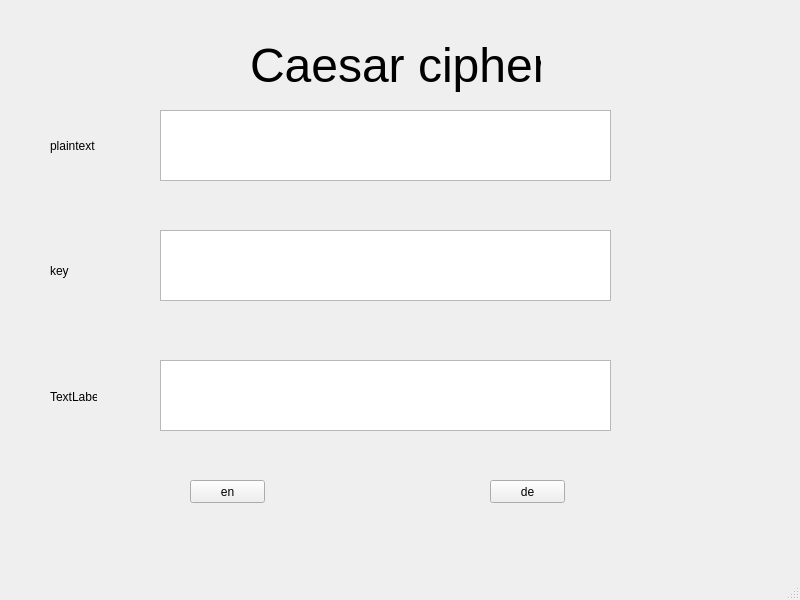
The window that Lab-03/ui/caesar.ui (snypier/bmttnc-hutech-2380609760) describes before a commit, drawn with Qt 5.
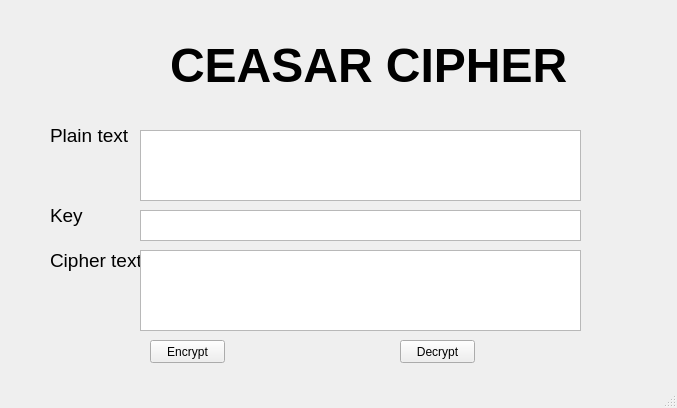
The same window after the commit.

Diff of the .ui file:
```diff
--- a/Lab-03/ui/caesar.ui
+++ b/Lab-03/ui/caesar.ui
@@ -6,8 +6,8 @@
    <rect>
     <x>0</x>
     <y>0</y>
-    <width>800</width>
-    <height>600</height>
+    <width>677</width>
+    <height>408</height>
    </rect>
   </property>
   <property name="windowTitle">
@@ -17,66 +17,95 @@
    <widget class="QLabel" name="label">
     <property name="geometry">
      <rect>
-      <x>250</x>
+      <x>170</x>
       <y>10</y>
-      <width>291</width>
+      <width>411</width>
       <height>111</height>
      </rect>
     </property>
     <property name="font">
      <font>
       <pointsize>36</pointsize>
+      <weight>75</weight>
+      <bold>true</bold>
      </font>
     </property>
     <property name="text">
-     <string>Caesar cipher</string>
+     <string>CEASAR CIPHER</string>
+    </property>
+    <property name="textFormat">
+     <enum>Qt::AutoText</enum>
     </property>
    </widget>
    <widget class="QLabel" name="label_2">
     <property name="geometry">
      <rect>
       <x>50</x>
-      <y>130</y>
-      <width>111</width>
+      <y>120</y>
+      <width>91</width>
       <height>31</height>
      </rect>
     </property>
+    <property name="font">
+     <font>
+      <pointsize>14</pointsize>
+     </font>
+    </property>
+    <property name="focusPolicy">
+     <enum>Qt::NoFocus</enum>
+    </property>
+    <property name="layoutDirection">
+     <enum>Qt::LeftToRight</enum>
+    </property>
     <property name="text">
-     <string>plaintext</string>
+     <string>Plain text</string>
     </property>
    </widget>
    <widget class="QLabel" name="label_3">
     <property name="geometry">
      <rect>
       <x>50</x>
-      <y>250</y>
-      <width>131</width>
-      <height>41</height>
+      <y>200</y>
+      <width>91</width>
+      <height>31</height>
      </rect>
     </property>
+    <property name="font">
+     <font>
+      <pointsize>14</pointsize>
+     </font>
+    </property>
+    <property name="layoutDirection">
+     <enum>Qt::LeftToRight</enum>
+    </property>
     <property name="text">
-     <string>key</string>
+     <string>Key</string>
     </property>
    </widget>
    <widget class="QLabel" name="label_4">
     <property name="geometry">
      <rect>
       <x>50</x>
-      <y>390</y>
-      <width>47</width>
-      <height>13</height>
+      <y>240</y>
+      <width>91</width>
+      <height>41</height>
      </rect>
     </property>
+    <property name="font">
+     <font>
+      <pointsize>14</pointsize>
+     </font>
+    </property>
     <property name="text">
-     <string>TextLabel</string>
+     <string>Cipher text</string>
     </property>
    </widget>
    <widget class="QTextEdit" name="textEdit">
     <property name="geometry">
      <rect>
-      <x>160</x>
-      <y>110</y>
-      <width>451</width>
+      <x>140</x>
+      <y>130</y>
+      <width>441</width>
       <height>71</height>
      </rect>
     </property>
@@ -84,47 +113,47 @@
    <widget class="QTextEdit" name="textEdit_2">
     <property name="geometry">
      <rect>
-      <x>160</x>
-      <y>230</y>
-      <width>451</width>
-      <height>71</height>
+      <x>140</x>
+      <y>210</y>
+      <width>441</width>
+      <height>31</height>
      </rect>
     </property>
    </widget>
    <widget class="QTextEdit" name="textEdit_3">
     <property name="geometry">
      <rect>
-      <x>160</x>
-      <y>360</y>
-      <width>451</width>
-      <height>71</height>
+      <x>140</x>
+      <y>250</y>
+      <width>441</width>
+      <height>81</height>
      </rect>
     </property>
    </widget>
    <widget class="QPushButton" name="pushButton_2">
     <property name="geometry">
      <rect>
-      <x>490</x>
-      <y>480</y>
+      <x>150</x>
+      <y>340</y>
       <width>75</width>
       <height>23</height>
      </rect>
     </property>
     <property name="text">
-     <string>de</string>
+     <string>Encrypt</string>
     </property>
    </widget>
    <widget class="QPushButton" name="pushButton">
     <property name="geometry">
      <rect>
-      <x>190</x>
-      <y>480</y>
+      <x>400</x>
+      <y>340</y>
       <width>75</width>
       <height>23</height>
      </rect>
     </property>
     <property name="text">
-     <string>en</string>
+     <string>Decrypt</string>
     </property>
    </widget>
   </widget>
```
Left out of the diff: 12 changed lines with no effect on the pictures.
